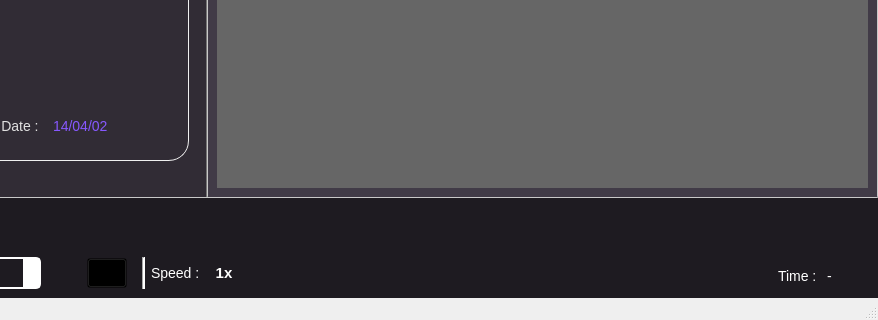
This is UIFiles/main_UI.ui in amirhossein-mlkz/railProject_server as Qt 5 draws it before an edit; both pictures show x 275 to 1153 and y 429 to 749 of the 1153 by 749 pixel window. The edited form follows.
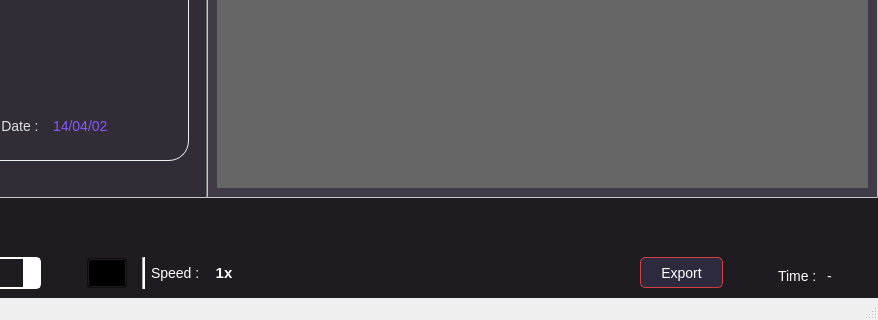
This is the edited form. The open tabs and pages were chosen to show the change. Icons and pictures are not drawn. Custom widgets are drawn as their Qt base class.

Commit message: add export btn

Diff of the .ui file:
```diff
--- a/UIFiles/main_UI.ui
+++ b/UIFiles/main_UI.ui
@@ -1658,6 +1658,57 @@
                          </property>
                         </spacer>
                        </item>
+                       <item>
+                        <widget class="QPushButton" name="btn_export">
+                         <property name="minimumSize">
+                          <size>
+                           <width>0</width>
+                           <height>31</height>
+                          </size>
+                         </property>
+                         <property name="cursor">
+                          <cursorShape>PointingHandCursor</cursorShape>
+                         </property>
+                         <property name="styleSheet">
+                          <string notr="true">QPushButton {
+    background-color: #2E2A3D; /* Background color similar to top bar */
+    color: white;
+    font-size: 14px;
+    padding: 0px 20px;
+    border-radius: 5px;
+    border: 1px solid #D43D41; /* Red border */
+}
+
+QPushButton:hover {
+    background-color: #D43D41; /* Red hover color */
+}
+
+QPushButton:pressed {
+    background-color: #1F1B2C; /* Darker version of the top bar color on press */
+}
+</string>
+                         </property>
+                         <property name="text">
+                          <string>Export</string>
+                         </property>
+                        </widget>
+                       </item>
+                       <item>
+                        <spacer name="horizontalSpacer_5">
+                         <property name="orientation">
+                          <enum>Qt::Horizontal</enum>
+                         </property>
+                         <property name="sizeType">
+                          <enum>QSizePolicy::Fixed</enum>
+                         </property>
+                         <property name="sizeHint" stdset="0">
+                          <size>
+                           <width>40</width>
+                           <height>20</height>
+                          </size>
+                         </property>
+                        </spacer>
+                       </item>
                        <item>
                         <widget class="QFrame" name="frame_21">
                          <property name="minimumSize">
```
Left out of the diff: 16 changed lines with no effect on the pictures. The commit also changes 15 other files.
